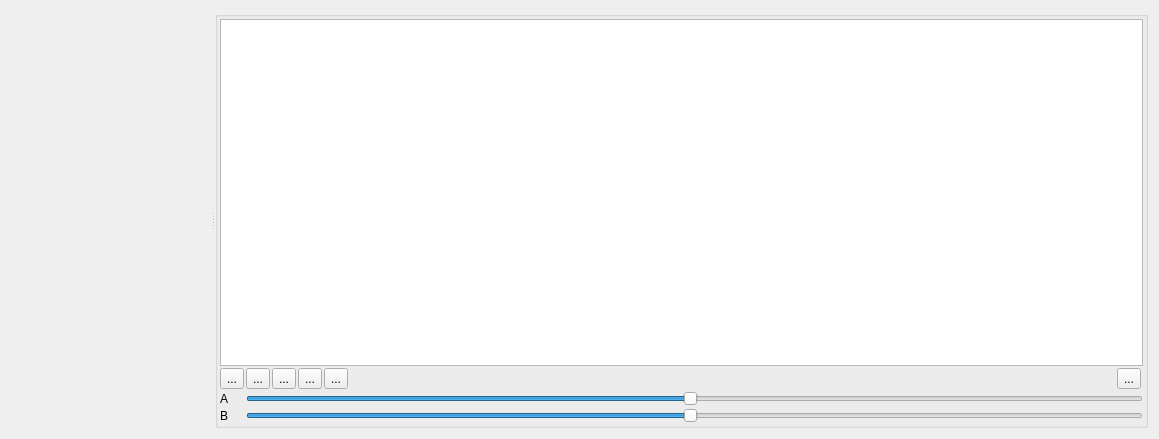
Above: AIProject/dealview.ui from huangatone/AI-C-PlusPlus-Qt before the change. Below: the same form after it.
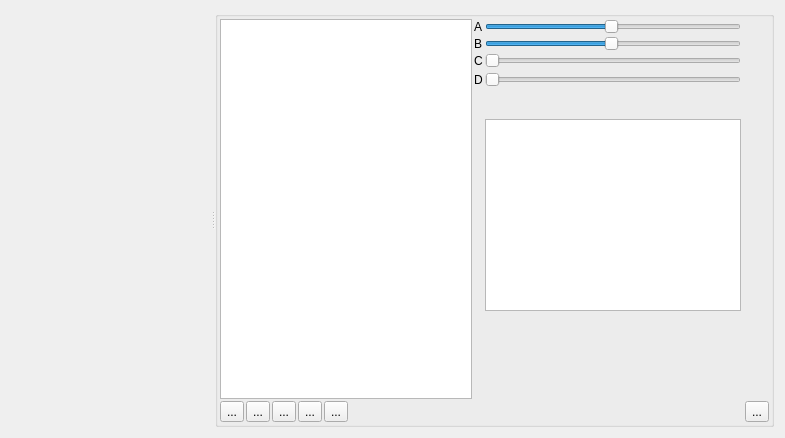
That is the form after the change. Icons and pictures are not drawn. Custom widgets are drawn as their Qt base class.

```diff
--- a/AIProject/dealview.ui
+++ b/AIProject/dealview.ui
@@ -6,8 +6,8 @@
    <rect>
     <x>0</x>
     <y>0</y>
-    <width>1159</width>
-    <height>439</height>
+    <width>785</width>
+    <height>438</height>
    </rect>
   </property>
   <property name="windowTitle">
@@ -22,7 +22,7 @@
      <widget class="CVPictureView" name="cvpictureWidget" native="true">
       <property name="sizePolicy">
        <sizepolicy hsizetype="Preferred" vsizetype="Preferred">
-        <horstretch>0</horstretch>
+        <horstretch>1</horstretch>
         <verstretch>0</verstretch>
        </sizepolicy>
       </property>
@@ -36,7 +36,7 @@
      <widget class="QGroupBox" name="groupBox_2">
       <property name="sizePolicy">
        <sizepolicy hsizetype="Preferred" vsizetype="Preferred">
-        <horstretch>2</horstretch>
+        <horstretch>0</horstretch>
         <verstretch>0</verstretch>
        </sizepolicy>
       </property>
@@ -59,26 +59,10 @@
        <property name="spacing">
         <number>2</number>
        </property>
-       <item row="5" column="1" colspan="7">
-        <widget class="QSlider" name="horizontalSlider_2">
-         <property name="minimum">
-          <number>1</number>
-         </property>
-         <property name="maximum">
-          <number>100</number>
-         </property>
-         <property name="value">
-          <number>50</number>
-         </property>
-         <property name="orientation">
-          <enum>Qt::Horizontal</enum>
-         </property>
-        </widget>
-       </item>
-       <item row="1" column="3">
-        <widget class="QToolButton" name="btnRefresh">
+       <item row="4" column="6">
+        <widget class="QLabel" name="label_4">
          <property name="text">
-          <string>...</string>
+          <string>D</string>
          </property>
          <property name="icon">
           <iconset resource="ai.qrc">
@@ -86,33 +70,7 @@
          </property>
         </widget>
        </item>
-       <item row="0" column="0" colspan="8">
-        <widget class="QListWidget" name="listWidget">
-         <property name="minimumSize">
-          <size>
-           <width>150</width>
-           <height>0</height>
-          </size>
-         </property>
-        </widget>
-       </item>
-       <item row="4" column="1" colspan="7">
-        <widget class="QSlider" name="horizontalSlider">
-         <property name="minimum">
-          <number>1</number>
-         </property>
-         <property name="maximum">
-          <number>100</number>
-         </property>
-         <property name="value">
-          <number>50</number>
-         </property>
-         <property name="orientation">
-          <enum>Qt::Horizontal</enum>
-         </property>
-        </widget>
-       </item>
-       <item row="1" column="4">
+       <item row="8" column="4">
         <widget class="QToolButton" name="btnReset">
          <property name="text">
           <string>...</string>
@@ -123,28 +81,23 @@
          </property>
         </widget>
        </item>
-       <item row="1" column="0">
-        <widget class="QToolButton" name="btnAddFromTree">
-         <property name="text">
-          <string>...</string>
+       <item row="1" column="7">
+        <widget class="QSlider" name="sliderB">
+         <property name="minimum">
+          <number>1</number>
          </property>
-         <property name="arrowType">
-          <enum>Qt::NoArrow</enum>
+         <property name="maximum">
+          <number>100</number>
          </property>
-        </widget>
-       </item>
-       <item row="1" column="2">
-        <widget class="QToolButton" name="btnDel">
-         <property name="text">
-          <string>...</string>
+         <property name="value">
+          <number>50</number>
          </property>
-         <property name="icon">
-          <iconset resource="ai.qrc">
-           <normaloff>:/icon/file_del.png</normaloff>:/icon/file_del.png</iconset>
+         <property name="orientation">
+          <enum>Qt::Horizontal</enum>
          </property>
         </widget>
        </item>
-       <item row="1" column="1">
+       <item row="8" column="1">
         <widget class="QToolButton" name="btnAdd">
          <property name="text">
           <string>...</string>
@@ -155,14 +108,7 @@
          </property>
         </widget>
        </item>
-       <item row="5" column="0">
-        <widget class="QLabel" name="label_2">
-         <property name="text">
-          <string>B</string>
-         </property>
-        </widget>
-       </item>
-       <item row="4" column="0">
+       <item row="0" column="6">
         <widget class="QLabel" name="label">
          <property name="sizePolicy">
           <sizepolicy hsizetype="Fixed" vsizetype="Preferred">
@@ -175,7 +121,34 @@
          </property>
         </widget>
        </item>
-       <item row="1" column="6">
+       <item row="2" column="7">
+        <widget class="QSlider" name="sliderC">
+         <property name="maximum">
+          <number>10</number>
+         </property>
+         <property name="orientation">
+          <enum>Qt::Horizontal</enum>
+         </property>
+        </widget>
+       </item>
+       <item row="2" column="6">
+        <widget class="QLabel" name="label_3">
+         <property name="text">
+          <string>C</string>
+         </property>
+        </widget>
+       </item>
+       <item row="4" column="7">
+        <widget class="QSlider" name="sliderD">
+         <property name="maximum">
+          <number>10</number>
+         </property>
+         <property name="orientation">
+          <enum>Qt::Horizontal</enum>
+         </property>
+        </widget>
+       </item>
+       <item row="8" column="9">
         <widget class="QToolButton" name="btnRun">
          <property name="text">
           <string>...</string>
@@ -186,7 +159,80 @@
          </property>
         </widget>
        </item>
-       <item row="1" column="5">
+       <item row="8" column="0">
+        <widget class="QToolButton" name="btnAddFromTree">
+         <property name="text">
+          <string>...</string>
+         </property>
+         <property name="arrowType">
+          <enum>Qt::NoArrow</enum>
+         </property>
+        </widget>
+       </item>
+       <item row="1" column="6">
+        <widget class="QLabel" name="label_2">
+         <property name="text">
+          <string>B</string>
+         </property>
+        </widget>
+       </item>
+       <item row="5" column="7">
+        <widget class="RGBEditor" name="widget" native="true">
+         <property name="minimumSize">
+          <size>
+           <width>0</width>
+           <height>28</height>
+          </size>
+         </property>
+        </widget>
+       </item>
+       <item row="8" column="3">
+        <widget class="QToolButton" name="btnRefresh">
+         <property name="text">
+          <string>...</string>
+         </property>
+         <property name="icon">
+          <iconset resource="ai.qrc">
+           <normaloff>:/icon/trash.png</normaloff>:/icon/trash.png</iconset>
+         </property>
+        </widget>
+       </item>
+       <item row="0" column="7">
+        <widget class="QSlider" name="sliderA">
+         <property name="minimumSize">
+          <size>
+           <width>150</width>
+           <height>0</height>
+          </size>
+         </property>
+         <property name="minimum">
+          <number>1</number>
+         </property>
+         <property name="maximum">
+          <number>100</number>
+         </property>
+         <property name="value">
+          <number>50</number>
+         </property>
+         <property name="orientation">
+          <enum>Qt::Horizontal</enum>
+         </property>
+        </widget>
+       </item>
+       <item row="7" column="7">
+        <spacer name="verticalSpacer">
+         <property name="orientation">
+          <enum>Qt::Vertical</enum>
+         </property>
+         <property name="sizeHint" stdset="0">
+          <size>
+           <width>20</width>
+           <height>40</height>
+          </size>
+         </property>
+        </spacer>
+       </item>
+       <item row="8" column="5" colspan="4">
         <spacer name="horizontalSpacer">
          <property name="orientation">
           <enum>Qt::Horizontal</enum>
@@ -199,6 +245,36 @@
          </property>
         </spacer>
        </item>
+       <item row="8" column="2">
+        <widget class="QToolButton" name="btnDel">
+         <property name="text">
+          <string>...</string>
+         </property>
+         <property name="icon">
+          <iconset resource="ai.qrc">
+           <normaloff>:/icon/file_del.png</normaloff>:/icon/file_del.png</iconset>
+         </property>
+        </widget>
+       </item>
+       <item row="0" column="0" rowspan="8" colspan="6">
+        <widget class="QListWidget" name="listWidget">
+         <property name="sizePolicy">
+          <sizepolicy hsizetype="Expanding" vsizetype="Expanding">
+           <horstretch>2</horstretch>
+           <verstretch>0</verstretch>
+          </sizepolicy>
+         </property>
+         <property name="minimumSize">
+          <size>
+           <width>240</width>
+           <height>0</height>
+          </size>
+         </property>
+        </widget>
+       </item>
+       <item row="6" column="7">
+        <widget class="QTextEdit" name="textEdit"/>
+       </item>
       </layout>
      </widget>
     </widget>
@@ -212,6 +288,12 @@
    <header>cvpictureview.h</header>
    <container>1</container>
   </customwidget>
+  <customwidget>
+   <class>RGBEditor</class>
+   <extends>QWidget</extends>
+   <header>rgbeditor.h</header>
+   <container>1</container>
+  </customwidget>
  </customwidgets>
  <resources>
   <include location="ai.qrc"/>
```
Left out of the diff: 6 changed lines with no effect on the pictures.
